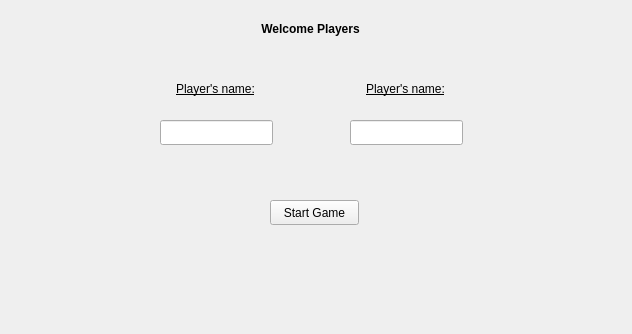
Qt form ClientMCG/clientregister.ui (CarlosCL13/MemoryCardGamePIDII) before a commit.
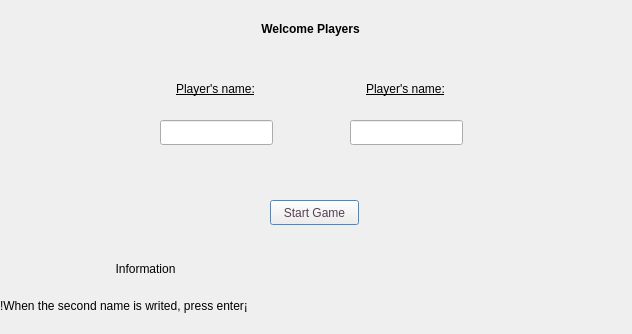
The same form after that commit.

Patch:
```diff
--- a/ClientMCG/clientregister.ui
+++ b/ClientMCG/clientregister.ui
@@ -16,63 +16,63 @@
      <colorrole role="WindowText">
       <brush brushstyle="SolidPattern">
        <color alpha="255">
-        <red>255</red>
-        <green>255</green>
-        <blue>255</blue>
+        <red>0</red>
+        <green>0</green>
+        <blue>0</blue>
        </color>
       </brush>
      </colorrole>
      <colorrole role="Button">
       <brush brushstyle="SolidPattern">
        <color alpha="255">
-        <red>117</red>
-        <green>80</green>
-        <blue>123</blue>
+        <red>238</red>
+        <green>238</green>
+        <blue>236</blue>
        </color>
       </brush>
      </colorrole>
      <colorrole role="Light">
       <brush brushstyle="SolidPattern">
        <color alpha="255">
-        <red>176</red>
-        <green>120</green>
-        <blue>184</blue>
+        <red>255</red>
+        <green>192</green>
+        <blue>248</blue>
        </color>
       </brush>
      </colorrole>
      <colorrole role="Midlight">
       <brush brushstyle="SolidPattern">
        <color alpha="255">
-        <red>146</red>
-        <green>100</green>
-        <blue>153</blue>
+        <red>214</red>
+        <green>159</green>
+        <blue>208</blue>
        </color>
       </brush>
      </colorrole>
      <colorrole role="Dark">
       <brush brushstyle="SolidPattern">
        <color alpha="255">
-        <red>58</red>
-        <green>40</green>
-        <blue>61</blue>
+        <red>86</red>
+        <green>63</green>
+        <blue>84</blue>
        </color>
       </brush>
      </colorrole>
      <colorrole role="Mid">
       <brush brushstyle="SolidPattern">
        <color alpha="255">
-        <red>78</red>
-        <green>53</green>
-        <blue>82</blue>
+        <red>115</red>
+        <green>85</green>
+        <blue>112</blue>
        </color>
       </brush>
      </colorrole>
      <colorrole role="Text">
       <brush brushstyle="SolidPattern">
        <color alpha="255">
-        <red>255</red>
-        <green>255</green>
-        <blue>255</blue>
+        <red>0</red>
+        <green>0</green>
+        <blue>0</blue>
        </color>
       </brush>
      </colorrole>
@@ -88,27 +88,27 @@
      <colorrole role="ButtonText">
       <brush brushstyle="SolidPattern">
        <color alpha="255">
-        <red>255</red>
-        <green>255</green>
-        <blue>255</blue>
+        <red>0</red>
+        <green>0</green>
+        <blue>0</blue>
        </color>
       </brush>
      </colorrole>
      <colorrole role="Base">
       <brush brushstyle="SolidPattern">
        <color alpha="255">
-        <red>0</red>
-        <green>0</green>
-        <blue>0</blue>
+        <red>255</red>
+        <green>255</green>
+        <blue>255</blue>
        </color>
       </brush>
      </colorrole>
      <colorrole role="Window">
       <brush brushstyle="SolidPattern">
        <color alpha="255">
-        <red>117</red>
-        <green>80</green>
-        <blue>123</blue>
+        <red>114</red>
+        <green>159</green>
+        <blue>207</blue>
        </color>
       </brush>
      </colorrole>
@@ -121,12 +121,57 @@
        </color>
       </brush>
      </colorrole>
+     <colorrole role="Highlight">
+      <brush brushstyle="SolidPattern">
+       <color alpha="255">
+        <red>48</red>
+        <green>140</green>
+        <blue>198</blue>
+       </color>
+      </brush>
+     </colorrole>
+     <colorrole role="HighlightedText">
+      <brush brushstyle="SolidPattern">
+       <color alpha="255">
+        <red>255</red>
+        <green>255</green>
+        <blue>255</blue>
+       </color>
+      </brush>
+     </colorrole>
+     <colorrole role="Link">
+      <brush brushstyle="SolidPattern">
+       <color alpha="255">
+        <red>0</red>
+        <green>0</green>
+        <blue>255</blue>
+       </color>
+      </brush>
+     </colorrole>
+     <colorrole role="LinkVisited">
+      <brush brushstyle="SolidPattern">
+       <color alpha="255">
+        <red>255</red>
+        <green>0</green>
+        <blue>255</blue>
+       </color>
+      </brush>
+     </colorrole>
      <colorrole role="AlternateBase">
       <brush brushstyle="SolidPattern">
        <color alpha="255">
-        <red>58</red>
-        <green>40</green>
-        <blue>61</blue>
+        <red>214</red>
+        <green>191</green>
+        <blue>211</blue>
+       </color>
+      </brush>
+     </colorrole>
+     <colorrole role="NoRole">
+      <brush brushstyle="SolidPattern">
+       <color alpha="255">
+        <red>0</red>
+        <green>0</green>
+        <blue>0</blue>
        </color>
       </brush>
      </colorrole>
@@ -148,6 +193,15 @@
        </color>
       </brush>
      </colorrole>
+     <colorrole role="PlaceholderText">
+      <brush brushstyle="SolidPattern">
+       <color alpha="128">
+        <red>0</red>
+        <green>0</green>
+        <blue>0</blue>
+       </color>
+      </brush>
+     </colorrole>
     </active>
     <inactive>
      <colorrole role="WindowText">
@@ -258,6 +312,42 @@
        </color>
       </brush>
      </colorrole>
+     <colorrole role="Highlight">
+      <brush brushstyle="SolidPattern">
+       <color alpha="255">
+        <red>48</red>
+        <green>140</green>
+        <blue>198</blue>
+       </color>
+      </brush>
+     </colorrole>
+     <colorrole role="HighlightedText">
+      <brush brushstyle="SolidPattern">
+       <color alpha="255">
+        <red>255</red>
+        <green>255</green>
+        <blue>255</blue>
+       </color>
+      </brush>
+     </colorrole>
+     <colorrole role="Link">
+      <brush brushstyle="SolidPattern">
+       <color alpha="255">
+        <red>0</red>
+        <green>0</green>
+        <blue>255</blue>
+       </color>
+      </brush>
+     </colorrole>
+     <colorrole role="LinkVisited">
+      <brush brushstyle="SolidPattern">
+       <color alpha="255">
+        <red>255</red>
+        <green>0</green>
+        <blue>255</blue>
+       </color>
+      </brush>
+     </colorrole>
      <colorrole role="AlternateBase">
       <brush brushstyle="SolidPattern">
        <color alpha="255">
@@ -267,6 +357,15 @@
        </color>
       </brush>
      </colorrole>
+     <colorrole role="NoRole">
+      <brush brushstyle="NoBrush">
+       <color alpha="255">
+        <red>0</red>
+        <green>0</green>
+        <blue>0</blue>
+       </color>
+      </brush>
+     </colorrole>
      <colorrole role="ToolTipBase">
       <brush brushstyle="SolidPattern">
        <color alpha="255">
@@ -285,68 +384,77 @@
        </color>
       </brush>
      </colorrole>
+     <colorrole role="PlaceholderText">
+      <brush brushstyle="SolidPattern">
+       <color alpha="128">
+        <red>0</red>
+        <green>0</green>
+        <blue>0</blue>
+       </color>
+      </brush>
+     </colorrole>
     </inactive>
     <disabled>
      <colorrole role="WindowText">
       <brush brushstyle="SolidPattern">
        <color alpha="255">
-        <red>58</red>
-        <green>40</green>
-        <blue>61</blue>
+        <red>0</red>
+        <green>0</green>
+        <blue>0</blue>
        </color>
       </brush>
      </colorrole>
      <colorrole role="Button">
       <brush brushstyle="SolidPattern">
        <color alpha="255">
-        <red>117</red>
-        <green>80</green>
-        <blue>123</blue>
+        <red>238</red>
+        <green>238</green>
+        <blue>236</blue>
        </color>
       </brush>
      </colorrole>
      <colorrole role="Light">
       <brush brushstyle="SolidPattern">
        <color alpha="255">
-        <red>176</red>
-        <green>120</green>
-        <blue>184</blue>
+        <red>255</red>
+        <green>192</green>
+        <blue>248</blue>
        </color>
       </brush>
      </colorrole>
      <colorrole role="Midlight">
       <brush brushstyle="SolidPattern">
        <color alpha="255">
-        <red>146</red>
-        <green>100</green>
-        <blue>153</blue>
+        <red>214</red>
+        <green>159</green>
+        <blue>208</blue>
        </color>
       </brush>
      </colorrole>
      <colorrole role="Dark">
       <brush brushstyle="SolidPattern">
        <color alpha="255">
-        <red>58</red>
-        <green>40</green>
-        <blue>61</blue>
+        <red>86</red>
+        <green>63</green>
+        <blue>84</blue>
        </color>
       </brush>
      </colorrole>
      <colorrole role="Mid">
       <brush brushstyle="SolidPattern">
        <color alpha="255">
-        <red>78</red>
-        <green>53</green>
-        <blue>82</blue>
+        <red>115</red>
+        <green>85</green>
+        <blue>112</blue>
        </color>
       </brush>
      </colorrole>
      <colorrole role="Text">
       <brush brushstyle="SolidPattern">
        <color alpha="255">
-        <red>58</red>
-        <green>40</green>
-        <blue>61</blue>
+        <red>86</red>
+        <green>63</green>
+        <blue>84</blue>
        </color>
       </brush>
      </colorrole>
@@ -362,27 +470,27 @@
      <colorrole role="ButtonText">
       <brush brushstyle="SolidPattern">
        <color alpha="255">
-        <red>58</red>
-        <green>40</green>
-        <blue>61</blue>
+        <red>86</red>
+        <green>63</green>
+        <blue>84</blue>
        </color>
       </brush>
      </colorrole>
      <colorrole role="Base">
       <brush brushstyle="SolidPattern">
        <color alpha="255">
-        <red>117</red>
-        <green>80</green>
-        <blue>123</blue>
+        <red>173</red>
+        <green>127</green>
+        <blue>168</blue>
        </color>
       </brush>
      </colorrole>
      <colorrole role="Window">
       <brush brushstyle="SolidPattern">
        <color alpha="255">
-        <red>117</red>
-        <green>80</green>
-        <blue>123</blue>
+        <red>114</red>
+        <green>159</green>
+        <blue>207</blue>
        </color>
       </brush>
      </colorrole>
@@ -395,6 +503,42 @@
        </color>
       </brush>
      </colorrole>
+     <colorrole role="Highlight">
+      <brush brushstyle="SolidPattern">
+       <color alpha="255">
+        <red>145</red>
+        <green>145</green>
+        <blue>145</blue>
+       </color>
+      </brush>
+     </colorrole>
+     <colorrole role="HighlightedText">
+      <brush brushstyle="SolidPattern">
+       <color alpha="255">
+        <red>255</red>
+        <green>255</green>
+        <blue>255</blue>
+       </color>
+      </brush>
+     </colorrole>
+     <colorrole role="Link">
+      <brush brushstyle="SolidPattern">
+       <color alpha="255">
+        <red>0</red>
+        <green>0</green>
+        <blue>255</blue>
+       </color>
+      </brush>
+     </colorrole>
+     <colorrole role="LinkVisited">
+      <brush brushstyle="SolidPattern">
+       <color alpha="255">
+        <red>255</red>
+        <green>0</green>
+        <blue>255</blue>
+       </color>
+      </brush>
+     </colorrole>
      <colorrole role="AlternateBase">
       <brush brushstyle="SolidPattern">
        <color alpha="255">
@@ -404,6 +548,15 @@
        </color>
       </brush>
      </colorrole>
+     <colorrole role="NoRole">
+      <brush brushstyle="NoBrush">
+       <color alpha="255">
+        <red>0</red>
+        <green>0</green>
+        <blue>0</blue>
+       </color>
+      </brush>
+     </colorrole>
      <colorrole role="ToolTipBase">
       <brush brushstyle="SolidPattern">
        <color alpha="255">
@@ -422,6 +575,15 @@
        </color>
       </brush>
      </colorrole>
+     <colorrole role="PlaceholderText">
+      <brush brushstyle="SolidPattern">
+       <color alpha="128">
+        <red>0</red>
+        <green>0</green>
+        <blue>0</blue>
+       </color>
+      </brush>
+     </colorrole>
     </disabled>
    </palette>
   </property>
@@ -1344,7 +1506,7 @@
    </widget>
    <widget class="QPushButton" name="startButton">
     <property name="enabled">
-     <bool>true</bool>
+     <bool>false</bool>
     </property>
     <property name="geometry">
      <rect>
@@ -1358,6 +1520,38 @@
      <string>Start Game</string>
     </property>
    </widget>
+   <widget class="QLabel" name="lblinfo">
+    <property name="geometry">
+     <rect>
+      <x>100</x>
+      <y>260</y>
+      <width>91</width>
+      <height>17</height>
+     </rect>
+    </property>
+    <property name="text">
+     <string>Information</string>
+    </property>
+    <property name="alignment">
+     <set>Qt::AlignCenter</set>
+    </property>
+   </widget>
+   <widget class="QLabel" name="lblinfo2">
+    <property name="geometry">
+     <rect>
+      <x>0</x>
+      <y>280</y>
+      <width>321</width>
+      <height>51</height>
+     </rect>
+    </property>
+    <property name="text">
+     <string>!When the second name is writed, press enter¡ </string>
+    </property>
+    <property name="alignment">
+     <set>Qt::AlignJustify|Qt::AlignVCenter</set>
+    </property>
+   </widget>
   </widget>
  </widget>
  <resources/>
```
